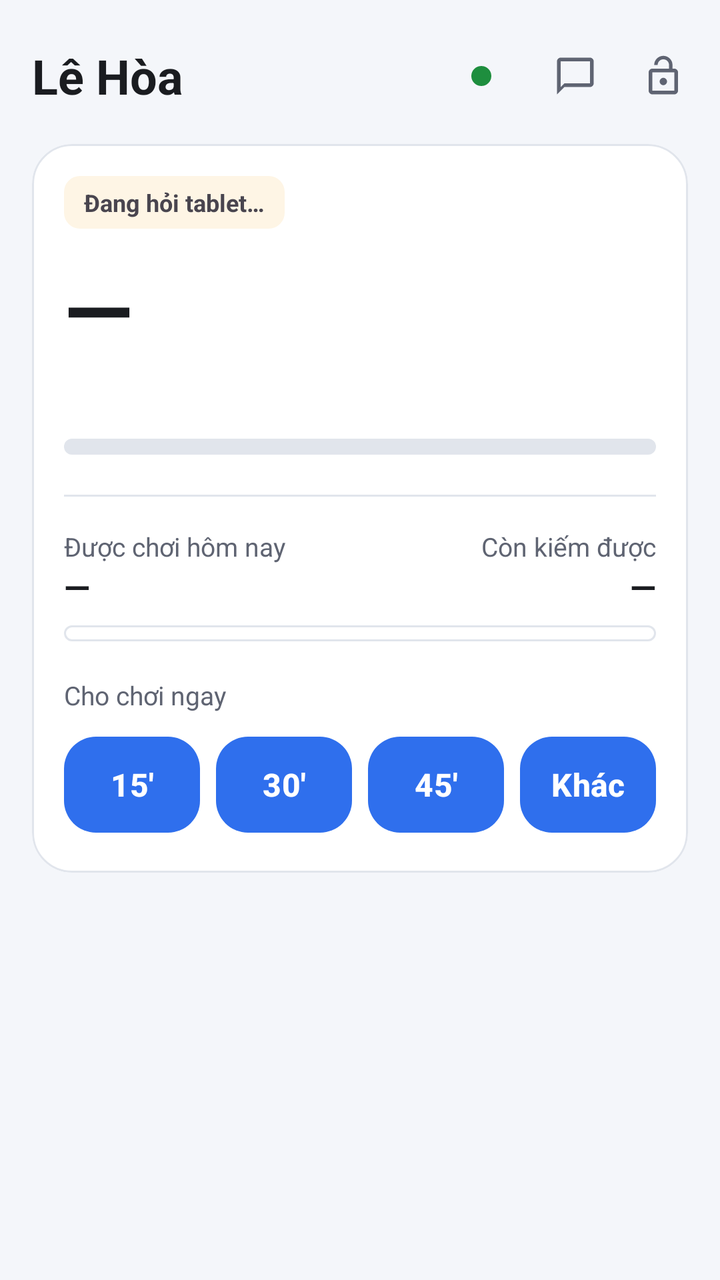
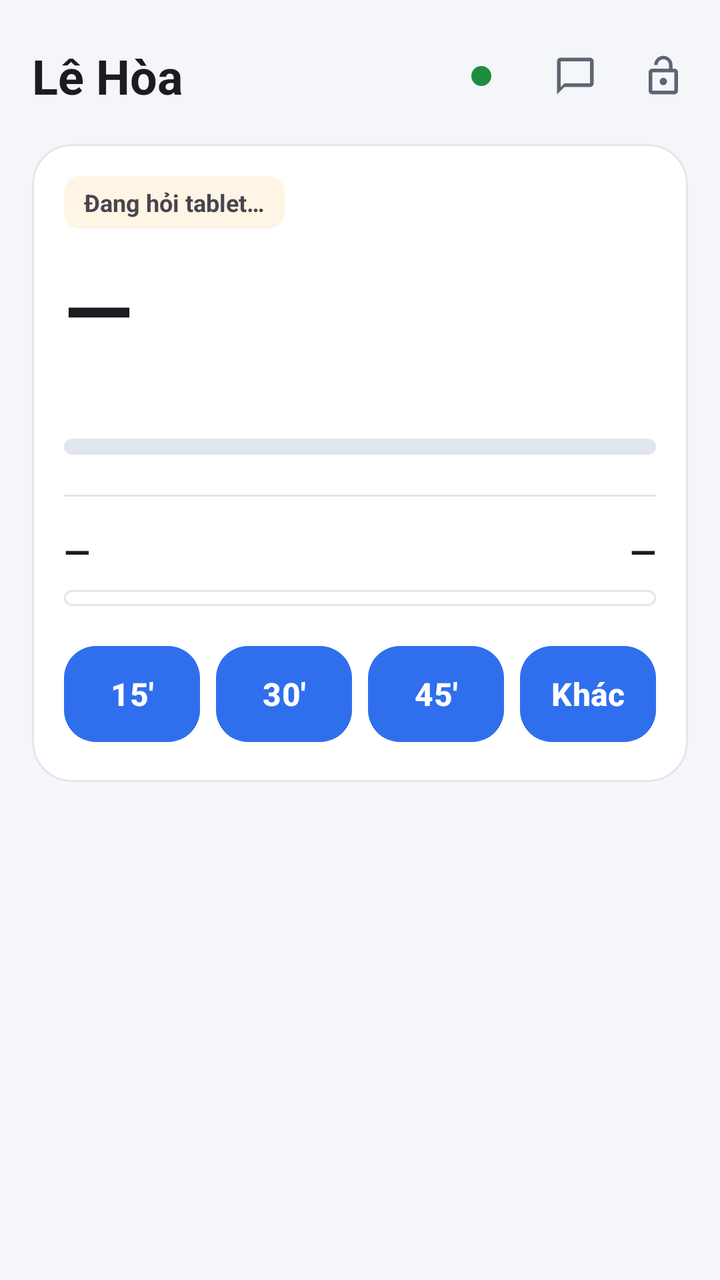

Two renders of the same Android screen: before a commit and after it. Below are the layout's source before the change and the commit's diff.
<!-- AndroidManifest.xml: application theme Theme.BangDieuKhien -->
<!-- res/layout/fragment_bang.xml -->
<?xml version="1.0" encoding="utf-8"?>
<ScrollView xmlns:android="http://schemas.android.com/apk/res/android"
    xmlns:app="http://schemas.android.com/apk/res-auto"
    android:layout_width="match_parent"
    android:layout_height="match_parent"
    android:fillViewport="true"
    android:scrollbars="none">

    <LinearLayout
        android:layout_width="match_parent"
        android:layout_height="wrap_content"
        android:orientation="vertical"
        android:paddingHorizontal="16dp"
        android:paddingTop="16dp"
        android:paddingBottom="8dp">

        
        <LinearLayout
            android:layout_width="match_parent"
            android:layout_height="wrap_content"
            android:orientation="horizontal"
            android:gravity="center_vertical"
            android:paddingBottom="12dp">

            <TextView
                android:id="@+id/tenCon"
                android:layout_width="0dp"
                android:layout_height="wrap_content"
                android:layout_weight="1"
                android:text="@string/child_name"
                android:textAppearance="@style/TextAppearance.Material3.HeadlineSmall"
                android:textColor="@color/ink"
                android:textStyle="bold" />

            <View
                android:id="@+id/chamSong"
                android:layout_width="10dp"
                android:layout_height="10dp"
                android:layout_marginEnd="6dp"
                android:background="@drawable/cham" />

            <TextView
                android:id="@+id/pinMay"
                android:layout_width="wrap_content"
                android:layout_height="wrap_content"
                android:textColor="@color/ink_soft"
                android:textSize="13sp" />

            
            <com.google.android.material.button.MaterialButton
                android:id="@+id/nutTinCo"
                style="@style/Nut.Icon"
                android:layout_width="44dp"
                android:layout_height="44dp"
                android:layout_marginStart="10dp"
                android:contentDescription="@string/bang_tin_co"
                android:tooltipText="@string/bang_tin_co"
                app:icon="@drawable/ic_tin_co" />

            
            <com.google.android.material.button.MaterialButton
                android:id="@+id/nutMoMay"
                style="@style/Nut.Icon"
                android:layout_width="44dp"
                android:layout_height="44dp"
                android:layout_marginEnd="-6dp"
                android:contentDescription="@string/bang_mo_may"
                android:tooltipText="@string/bang_mo_may"
                app:icon="@drawable/ic_mo_may" />
        </LinearLayout>

        
        <com.google.android.material.card.MaterialCardView
            android:id="@+id/theCanhBao"
            style="@style/The"
            android:layout_width="match_parent"
            android:layout_height="wrap_content"
            android:layout_marginBottom="12dp"
            android:visibility="gone"
            app:cardBackgroundColor="@color/alert_soft"
            app:strokeColor="@color/alert">

            <TextView
                android:id="@+id/chuCanhBao"
                android:layout_width="match_parent"
                android:layout_height="wrap_content"
                android:padding="16dp"
                android:textColor="@color/alert"
                android:textSize="14sp"
                android:lineSpacingExtra="3dp" />
        </com.google.android.material.card.MaterialCardView>

        
        <com.google.android.material.card.MaterialCardView
            android:id="@+id/theChinh"
            style="@style/The"
            android:layout_width="match_parent"
            android:layout_height="wrap_content">

            <LinearLayout
                android:layout_width="match_parent"
                android:layout_height="wrap_content"
                android:orientation="vertical"
                android:padding="16dp">

                
                <LinearLayout
                    android:id="@+id/khoiTrangThai"
                    android:layout_width="match_parent"
                    android:layout_height="wrap_content"
                    android:orientation="vertical">

                    <TextView
                        android:id="@+id/nhanTrangThai"
                        android:layout_width="wrap_content"
                        android:layout_height="wrap_content"
                        android:background="@drawable/vien_nhan"
                        android:paddingHorizontal="10dp"
                        android:paddingVertical="5dp"
                        android:textSize="12sp"
                        android:textStyle="bold"
                        android:text="@string/bang_dang_hoi" />

                    
                    <TextView
                        android:id="@+id/dangMo"
                        android:layout_width="match_parent"
                        android:layout_height="wrap_content"
                        android:layout_marginTop="8dp"
                        android:textColor="@color/ink"
                        android:textSize="14sp"
                        android:visibility="gone" />

                    <TextView
                        android:id="@+id/dongHo"
                        style="@style/Chu.So"
                        android:layout_width="wrap_content"
                        android:layout_height="wrap_content"
                        android:layout_marginTop="10dp"
                        android:text="@string/bang_gach" />

                    <TextView
                        android:id="@+id/duoiDongHo"
                        android:layout_width="match_parent"
                        android:layout_height="wrap_content"
                        android:layout_marginTop="2dp"
                        android:textColor="@color/ink_soft"
                        android:textSize="14sp" />

                    <com.google.android.material.progressindicator.LinearProgressIndicator
                        android:id="@+id/thanhPhien"
                        style="@style/Thanh"
                        android:layout_width="match_parent"
                        android:layout_height="wrap_content"
                        android:layout_marginTop="14dp"
                        app:trackCornerRadius="4dp"
                        app:trackThickness="8dp" />
                </LinearLayout>

                
                <LinearLayout
                    android:id="@+id/hangPhien"
                    android:layout_width="match_parent"
                    android:layout_height="wrap_content"
                    android:layout_marginTop="16dp"
                    android:baselineAligned="false"
                    android:orientation="horizontal"
                    android:visibility="gone">

                    <com.google.android.material.button.MaterialButton
                        android:id="@+id/nutDung"
                        style="@style/Nut.Phien"
                        android:layout_width="0dp"
                        android:layout_height="match_parent"
                        android:layout_marginEnd="8dp"
                        android:layout_weight="1"
                        android:text="Tạm dừng" />

                    <com.google.android.material.button.MaterialButton
                        android:id="@+id/nutBot"
                        style="@style/Nut.Phien"
                        android:layout_width="0dp"
                        android:layout_height="match_parent"
                        android:layout_marginEnd="8dp"
                        android:layout_weight="1"
                        android:text="Bớt 15'" />

                    
                    <com.google.android.material.button.MaterialButton
                        android:id="@+id/nutDongMay"
                        style="@style/Nut.Phien"
                        android:layout_width="0dp"
                        android:layout_height="match_parent"
                        android:layout_marginEnd="8dp"
                        android:layout_weight="1.5"
                        android:text="Đóng chế độ Ba Huy" />

                    <com.google.android.material.button.MaterialButton
                        android:id="@+id/nutKhoa"
                        style="@style/Nut.Phien.Do"
                        android:layout_width="0dp"
                        android:layout_height="match_parent"
                        android:layout_weight="1"
                        android:text="Khoá ngay" />
                </LinearLayout>

                <View
                    android:layout_width="match_parent"
                    android:layout_height="1dp"
                    android:layout_marginTop="20dp"
                    android:background="@color/line" />

                
                <LinearLayout
                    android:id="@+id/khoiHanMuc"
                    android:layout_width="match_parent"
                    android:layout_height="wrap_content"
                    android:orientation="vertical">

                    <LinearLayout
                        android:layout_width="match_parent"
                        android:layout_height="wrap_content"
                        android:layout_marginTop="16dp"
                        android:baselineAligned="false"
                        android:orientation="horizontal">

                        <LinearLayout
                            android:layout_width="0dp"
                            android:layout_height="wrap_content"
                            android:layout_weight="1"
                            android:orientation="vertical">

                            <TextView
                                android:id="@+id/nhanDuocChoi"
                                style="@style/Chu.Nho"
                                android:layout_width="wrap_content"
                                android:layout_height="wrap_content"
                                android:text="@string/bang_duoc_choi_ngay" />

                            <TextView
                                android:id="@+id/duocChoi"
                                android:layout_width="wrap_content"
                                android:layout_height="wrap_content"
                                android:textColor="@color/ink"
                                android:textSize="17sp"
                                android:textStyle="bold"
                                android:text="@string/bang_gach" />
                        </LinearLayout>

                        <LinearLayout
                            android:layout_width="0dp"
                            android:layout_height="wrap_content"
                            android:layout_weight="1"
                            android:gravity="end"
                            android:orientation="vertical">

                            <TextView
                                style="@style/Chu.Nho"
                                android:layout_width="wrap_content"
                                android:layout_height="wrap_content"
                                android:text="@string/bang_con_lai_ngay" />

                            <TextView
                                android:id="@+id/conLaiNgay"
                                android:layout_width="wrap_content"
                                android:layout_height="wrap_content"
                                android:textColor="@color/ink"
                                android:textSize="17sp"
                                android:textStyle="bold"
                                android:text="@string/bang_gach" />
                        </LinearLayout>
                    </LinearLayout>

                    <LinearLayout
                        android:id="@+id/khungNgay"
                        android:layout_width="match_parent"
                        android:layout_height="8dp"
                        android:layout_marginTop="8dp"
                        android:background="@drawable/nen_thanh_ngay"
                        android:orientation="horizontal">

                        <View
                            android:id="@+id/phanDaChoi"
                            android:layout_width="0dp"
                            android:layout_height="match_parent" />

                        <View
                            android:id="@+id/phanCon"
                            android:layout_width="0dp"
                            android:layout_height="match_parent" />
                    </LinearLayout>

                    <TextView
                        android:id="@+id/chuThichNgay"
                        style="@style/Chu.Nho"
                        android:layout_width="match_parent"
                        android:layout_height="wrap_content"
                        android:layout_marginTop="6dp"
                        android:visibility="gone" />

                    <TextView
                        android:id="@+id/chuTranNgay"
                        style="@style/Chu.Nho"
                        android:layout_width="match_parent"
                        android:layout_height="wrap_content"
                        android:layout_marginTop="6dp"
                        android:visibility="gone" />
                </LinearLayout>

                <TextView
                    style="@style/Chu.Nho"
                    android:layout_width="wrap_content"
                    android:layout_height="wrap_content"
                    android:layout_marginTop="18dp"
                    android:text="@string/bang_cho_choi" />

                <LinearLayout
                    android:layout_width="match_parent"
                    android:layout_height="wrap_content"
                    android:layout_marginTop="8dp"
                    android:baselineAligned="false"
                    android:orientation="horizontal">

                    <com.google.android.material.button.MaterialButton
                        android:id="@+id/cho15"
                        style="@style/Nut.Nhanh"
                        android:layout_width="0dp"
                        android:layout_height="match_parent"
                        android:layout_marginEnd="8dp"
                        android:layout_weight="1"
                        android:text="15'" />

                    <com.google.android.material.button.MaterialButton
                        android:id="@+id/cho30"
                        style="@style/Nut.Nhanh"
                        android:layout_width="0dp"
                        android:layout_height="match_parent"
                        android:layout_marginEnd="8dp"
                        android:layout_weight="1"
                        android:text="30'" />

                    <com.google.android.material.button.MaterialButton
                        android:id="@+id/cho45"
                        style="@style/Nut.Nhanh"
                        android:layout_width="0dp"
                        android:layout_height="match_parent"
                        android:layout_marginEnd="8dp"
                        android:layout_weight="1"
                        android:text="45'" />

                    <com.google.android.material.button.MaterialButton
                        android:id="@+id/choKhac"
                        style="@style/Nut.Nhanh"
                        android:layout_width="0dp"
                        android:layout_height="match_parent"
                        android:layout_weight="1"
                        android:text="Khác" />
                </LinearLayout>

                
                <LinearLayout
                    android:id="@+id/hangQuy"
                    android:layout_width="match_parent"
                    android:layout_height="wrap_content"
                    android:layout_marginTop="16dp"
                    android:baselineAligned="false"
                    android:gravity="center_vertical"
                    android:orientation="horizontal"
                    android:visibility="gone">

                    <LinearLayout
                        android:id="@+id/khoiQuy"
                        android:layout_width="0dp"
                        android:layout_height="wrap_content"
                        android:layout_weight="1"
                        android:orientation="vertical">

                        <TextView
                            style="@style/Chu.Nho"
                            android:layout_width="wrap_content"
                            android:layout_height="wrap_content"
                            android:text="@string/bang_quy_gio" />

                        <TextView
                            android:id="@+id/soQuy"
                            android:layout_width="wrap_content"
                            android:layout_height="wrap_content"
                            android:textColor="@color/ink"
                            android:textSize="17sp"
                            android:textStyle="bold"
                            android:text="@string/bang_gach" />
                    </LinearLayout>

                    
                    <com.google.android.material.button.MaterialButton
                        android:id="@+id/nutCapQuy"
                        style="@style/Nut.Phien"
                        android:layout_width="wrap_content"
                        android:layout_height="wrap_content"
                        android:paddingLeft="16dp"
                        android:paddingRight="16dp"
                        android:paddingStart="16dp"
                        android:paddingEnd="16dp"
                        android:text="@string/bang_cap_quy" />
                </LinearLayout>

                
                <LinearLayout
                    android:id="@+id/hangLaptop"
                    android:layout_width="match_parent"
                    android:layout_height="wrap_content"
                    android:layout_marginTop="16dp"
                    android:baselineAligned="false"
                    android:gravity="center_vertical"
                    android:orientation="horizontal"
                    android:visibility="gone">

                    <LinearLayout
                        android:layout_width="0dp"
                        android:layout_height="wrap_content"
                        android:layout_weight="1"
                        android:orientation="vertical">

                        <TextView
                            style="@style/Chu.Nho"
                            android:layout_width="wrap_content"
                            android:layout_height="wrap_content"
                            android:text="@string/bang_laptop" />

                        <TextView
                            android:id="@+id/soLaptop"
                            android:layout_width="wrap_content"
                            android:layout_height="wrap_content"
                            android:textColor="@color/ink"
                            android:textSize="17sp"
                            android:textStyle="bold"
                            android:text="@string/bang_gach" />
                    </LinearLayout>

                    <com.google.android.material.button.MaterialButton
                        android:id="@+id/nutCapLaptop"
                        style="@style/Nut.Phien"
                        android:layout_width="wrap_content"
                        android:layout_height="wrap_content"
                        android:paddingLeft="16dp"
                        android:paddingRight="16dp"
                        android:paddingStart="16dp"
                        android:paddingEnd="16dp"
                        android:text="@string/bang_cap_laptop" />
                </LinearLayout>

                

                
                <TextView
                    android:id="@+id/chuGui"
                    android:layout_width="match_parent"
                    android:layout_height="wrap_content"
                    android:layout_marginTop="12dp"
                    android:lineSpacingExtra="2dp"
                    android:textSize="14sp"
                    android:visibility="gone" />

                
                <LinearLayout
                    android:id="@+id/hopLenhCho"
                    android:layout_width="match_parent"
                    android:layout_height="wrap_content"
                    android:layout_marginTop="8dp"
                    android:orientation="vertical"
                    android:visibility="gone" />
            </LinearLayout>
        </com.google.android.material.card.MaterialCardView>

        
        <com.google.android.material.card.MaterialCardView
            android:id="@+id/theDeThi"
            style="@style/The"
            android:layout_width="match_parent"
            android:layout_height="wrap_content"
            android:layout_marginTop="12dp"
            android:visibility="gone">

            <LinearLayout
                android:id="@+id/hopDeThi"
                android:layout_width="match_parent"
                android:layout_height="wrap_content"
                android:orientation="vertical"
                android:paddingStart="16dp"
                android:paddingEnd="16dp"
                android:paddingBottom="16dp" />
        </com.google.android.material.card.MaterialCardView>

        
        <com.google.android.material.card.MaterialCardView
            android:id="@+id/theViecCho"
            style="@style/The"
            android:layout_width="match_parent"
            android:layout_height="wrap_content"
            android:layout_marginTop="12dp"
            android:clickable="true"
            android:focusable="true"
            android:visibility="gone"
            app:cardBackgroundColor="@color/wait_soft"
            app:strokeColor="@color/wait">

            <LinearLayout
                android:layout_width="match_parent"
                android:layout_height="wrap_content"
                android:gravity="center_vertical"
                android:minHeight="56dp"
                android:orientation="horizontal"
                android:paddingVertical="10dp"
                android:paddingStart="16dp"
                android:paddingEnd="12dp">

                <ImageView
                    android:layout_width="22dp"
                    android:layout_height="22dp"
                    android:layout_marginEnd="12dp"
                    android:importantForAccessibility="no"
                    android:src="@drawable/ic_viec_nha"
                    app:tint="@color/wait_ink" />

                <LinearLayout
                    android:layout_width="0dp"
                    android:layout_height="wrap_content"
                    android:layout_weight="1"
                    android:orientation="vertical">

                    <TextView
                        android:layout_width="match_parent"
                        android:layout_height="wrap_content"
                        android:text="@string/bang_viec_cho"
                        android:textColor="@color/wait_ink"
                        android:textSize="15sp"
                        android:textStyle="bold" />

                    <TextView
                        android:id="@+id/chuViecCho"
                        android:layout_width="match_parent"
                        android:layout_height="wrap_content"
                        android:layout_marginTop="1dp"
                        android:textColor="@color/wait_ink"
                        android:textSize="13sp" />
                </LinearLayout>

                <ImageView
                    android:layout_width="22dp"
                    android:layout_height="22dp"
                    android:importantForAccessibility="no"
                    android:src="@drawable/ic_mo_tiep"
                    app:tint="@color/wait_ink" />
            </LinearLayout>
        </com.google.android.material.card.MaterialCardView>

        
        <com.google.android.material.card.MaterialCardView
            android:id="@+id/theBaiCho"
            style="@style/The"
            android:layout_width="match_parent"
            android:layout_height="wrap_content"
            android:layout_marginTop="12dp"
            android:clickable="true"
            android:focusable="true"
            android:visibility="gone"
            app:cardBackgroundColor="@color/wait_soft"
            app:strokeColor="@color/wait">

            <LinearLayout
                android:layout_width="match_parent"
                android:layout_height="wrap_content"
                android:gravity="center_vertical"
                android:minHeight="56dp"
                android:orientation="horizontal"
                android:paddingVertical="10dp"
                android:paddingStart="16dp"
                android:paddingEnd="12dp">

                <ImageView
                    android:layout_width="22dp"
                    android:layout_height="22dp"
                    android:layout_marginEnd="12dp"
                    android:importantForAccessibility="no"
                    android:src="@drawable/ic_bai"
                    app:tint="@color/wait_ink" />

                <TextView
                    android:id="@+id/chuBaiCho"
                    android:layout_width="0dp"
                    android:layout_height="wrap_content"
                    android:layout_weight="1"
                    android:textColor="@color/wait_ink"
                    android:textSize="15sp"
                    android:textStyle="bold" />

                <ImageView
                    android:layout_width="22dp"
                    android:layout_height="22dp"
                    android:importantForAccessibility="no"
                    android:src="@drawable/ic_mo_tiep"
                    app:tint="@color/wait_ink" />
            </LinearLayout>
        </com.google.android.material.card.MaterialCardView>

        
        <com.google.android.material.card.MaterialCardView
            android:id="@+id/theNhacBai"
            style="@style/The"
            android:layout_width="match_parent"
            android:layout_height="wrap_content"
            android:layout_marginTop="12dp"
            android:visibility="gone">

            <LinearLayout
                android:layout_width="match_parent"
                android:layout_height="wrap_content"
                android:orientation="vertical"
                android:padding="16dp">

                <LinearLayout
                    android:layout_width="match_parent"
                    android:layout_height="wrap_content"
                    android:gravity="center_vertical"
                    android:orientation="horizontal">

                    <ImageView
                        android:layout_width="22dp"
                        android:layout_height="22dp"
                        android:layout_marginEnd="10dp"
                        android:importantForAccessibility="no"
                        android:src="@drawable/ic_vo"
                        app:tint="@color/ink_soft" />

                    <TextView
                        style="@style/Chu.TieuDe"
                        android:layout_width="0dp"
                        android:layout_height="wrap_content"
                        android:layout_weight="1"
                        android:text="@string/bang_nhac_bai" />
                </LinearLayout>

                <TextView
                    android:id="@+id/chuNhacBai"
                    android:layout_width="match_parent"
                    android:layout_height="wrap_content"
                    android:layout_marginTop="8dp"
                    android:lineSpacingExtra="3dp"
                    android:textColor="@color/ink"
                    android:textSize="14sp" />
            </LinearLayout>
        </com.google.android.material.card.MaterialCardView>
    </LinearLayout>
</ScrollView>
<!-- resources referenced by this layout -->
<resources>
  <color name="alert">#C0392B</color>
  <color name="alert_soft">#FCEBE9</color>
  <color name="ink">#1A1C20</color>
  <color name="ink_soft">#5F6472</color>
  <color name="line">#E1E5EC</color>
  <color name="wait">#E8A22B</color>
  <color name="wait_ink">#7A5200</color>
  <color name="wait_soft">#FEF5E5</color>
  <!-- drawable cham (drawable) -->
  <shape xmlns:android="http://schemas.android.com/apk/res/android" android:shape="oval">
      <solid android:color="@color/ok" />
      <size android:width="10dp" android:height="10dp" />
  </shape>
  <!-- drawable ic_viec_nha (drawable) -->
  <vector xmlns:android="http://schemas.android.com/apk/res/android"
      android:width="24dp" android:height="24dp"
      android:viewportWidth="24" android:viewportHeight="24"
      android:tint="?attr/colorControlNormal">
      <path android:fillColor="@android:color/white"
          android:pathData="M10,20v-6h4v6h5v-8h3L12,3 2,12h3v8z" />
  </vector>
  <!-- drawable nen_thanh_ngay (drawable) -->
  <?xml version="1.0" encoding="utf-8"?>
  <shape xmlns:android="http://schemas.android.com/apk/res/android"
      android:shape="rectangle">
      <solid android:color="@color/surface" />
      <stroke
          android:width="1dp"
          android:color="@color/line" />
      <corners android:radius="4dp" />
  </shape>
  <!-- drawable vien_nhan (drawable) -->
  <shape xmlns:android="http://schemas.android.com/apk/res/android" android:shape="rectangle">
      <solid android:color="@color/wait_soft" />
      <corners android:radius="8dp" />
  </shape>
  <string name="bang_cap_laptop">Cấp thêm</string>
  <string name="bang_cap_quy">Cấp từ quỹ</string>
  <string name="bang_cho_choi">Cho chơi ngay</string>
  <string name="bang_con_lai_ngay">Còn kiếm được</string>
  <string name="bang_dang_hoi">Đang hỏi tablet…</string>
  <string name="bang_duoc_choi_ngay">Được chơi hôm nay</string>
  <string name="bang_gach">—</string>
  <string name="bang_laptop">Xem Netflix</string>
  <string name="bang_mo_may">Mở toàn bộ máy cho Ba Huy dùng</string>
  <string name="bang_nhac_bai">Bài dặn dò sắp tới</string>
  <string name="bang_quy_gio">Quỹ giờ chơi</string>
  <string name="bang_tin_co">Dán tin của cô giáo</string>
  <string name="bang_viec_cho">Việc nhà chưa xong</string>
  <string name="child_name">Lê Hòa</string>
  <style name="Chu.Nho" parent="">
          <item name="android:textColor">@color/ink_soft</item>
          <item name="android:textSize">13sp</item>
      </style>
  <style name="Chu.So" parent="TextAppearance.Material3.DisplayMedium">
          <item name="android:textColor">@color/ink</item>
          <item name="android:textStyle">bold</item>
          
          <item name="android:fontFeatureSettings">tnum</item>
      </style>
  <style name="Chu.TieuDe" parent="">
          <item name="android:textColor">@color/ink</item>
          <item name="android:textSize">16sp</item>
          <item name="android:textStyle">bold</item>
      </style>
  <style name="Nut.Phien.Do">
          <item name="android:textColor">@color/chu_do</item>
          <item name="strokeColor">@color/vien_do</item>
      </style>
  <style name="Thanh" parent="Widget.Material3.LinearProgressIndicator">
          <item name="trackColor">@color/line</item>
          <item name="trackStopIndicatorSize">0dp</item>
          <item name="indicatorTrackGapSize">0dp</item>
      </style>
  <style name="The" parent="Widget.Material3.CardView.Elevated">
          
          <item name="cardBackgroundColor">@color/surface</item>
          <item name="cardCornerRadius">20dp</item>
          <item name="cardElevation">0dp</item>
          <item name="strokeWidth">1dp</item>
          <item name="strokeColor">@color/line</item>
      </style>
  <color name="ok">#1E8E3E</color>
  <color name="surface">#FFFFFF</color>
  <color name="brand">#2F6FED</color>
  <color name="brand_soft">#E8F0FE</color>
  <color name="brand_dark">#1B4FC0</color>
  <color name="canvas">#F4F6FA</color>
  <!-- unchanged entries left out for length: 9 -->
</resources>

<!-- the commit's change to res/layout/fragment_bang.xml (unified diff, before → after) -->
@@ -231,13 +231,6 @@
                             android:orientation="vertical">
 
                             <TextView
-                                android:id="@+id/nhanDuocChoi"
-                                style="@style/Chu.Nho"
-                                android:layout_width="wrap_content"
-                                android:layout_height="wrap_content"
-                                android:text="@string/bang_duoc_choi_ngay" />
-
-                            <TextView
                                 android:id="@+id/duocChoi"
                                 android:layout_width="wrap_content"
                                 android:layout_height="wrap_content"
@@ -253,12 +246,6 @@
                             android:layout_weight="1"
                             android:gravity="end"
                             android:orientation="vertical">
-
-                            <TextView
-                                style="@style/Chu.Nho"
-                                android:layout_width="wrap_content"
-                                android:layout_height="wrap_content"
-                                android:text="@string/bang_con_lai_ngay" />
 
                             <TextView
                                 android:id="@+id/conLaiNgay"
@@ -297,27 +284,13 @@
                         android:layout_height="wrap_content"
                         android:layout_marginTop="6dp"
                         android:visibility="gone" />
-
-                    <TextView
-                        android:id="@+id/chuTranNgay"
-                        style="@style/Chu.Nho"
-                        android:layout_width="match_parent"
-                        android:layout_height="wrap_content"
-                        android:layout_marginTop="6dp"
-                        android:visibility="gone" />
-                </LinearLayout>
-
-                <TextView
-                    style="@style/Chu.Nho"
-                    android:layout_width="wrap_content"
-                    android:layout_height="wrap_content"
-                    android:layout_marginTop="18dp"
-                    android:text="@string/bang_cho_choi" />
-
-                <LinearLayout
-                    android:layout_width="match_parent"
-                    android:layout_height="wrap_content"
-                    android:layout_marginTop="8dp"
+                </LinearLayout>
+
+                
+                <LinearLayout
+                    android:layout_width="match_parent"
+                    android:layout_height="wrap_content"
+                    android:layout_marginTop="16dp"
                     android:baselineAligned="false"
                     android:orientation="horizontal">
 
<!-- resource entries referenced after the edit -->
@@ -38,10 +38,7 @@
   </shape>
   <string name="bang_cap_laptop">Cấp thêm</string>
   <string name="bang_cap_quy">Cấp từ quỹ</string>
-  <string name="bang_cho_choi">Cho chơi ngay</string>
-  <string name="bang_con_lai_ngay">Còn kiếm được</string>
   <string name="bang_dang_hoi">Đang hỏi tablet…</string>
-  <string name="bang_duoc_choi_ngay">Được chơi hôm nay</string>
   <string name="bang_gach">—</string>
   <string name="bang_laptop">Xem Netflix</string>
   <string name="bang_mo_may">Mở toàn bộ máy cho Ba Huy dùng</string>
